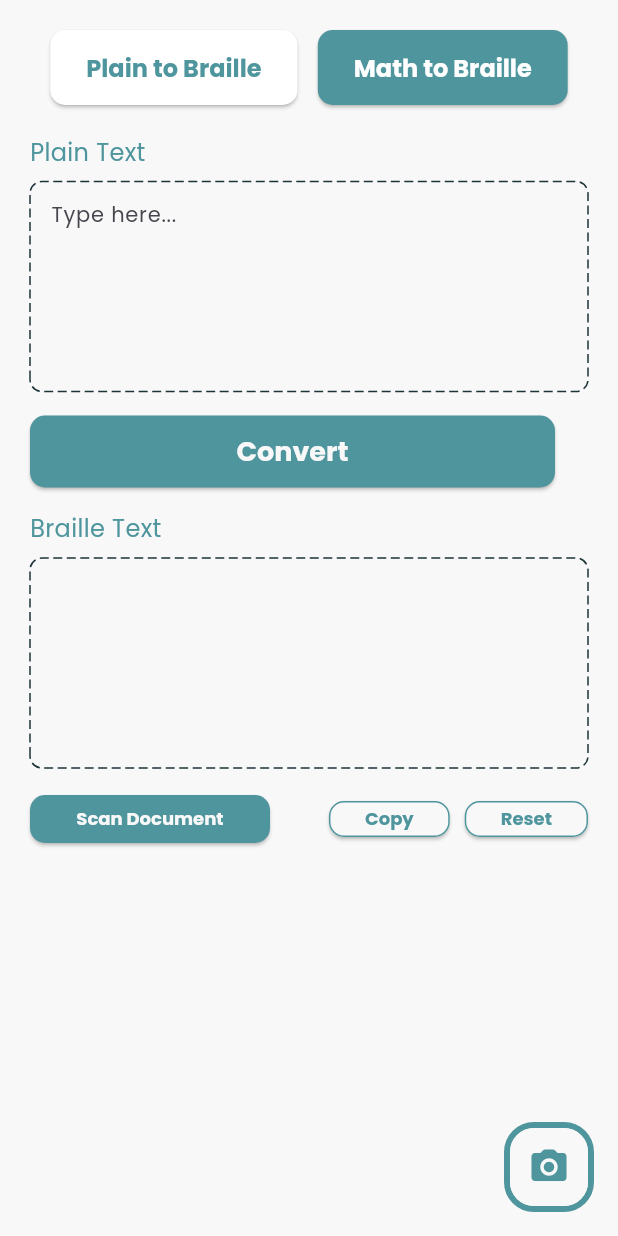
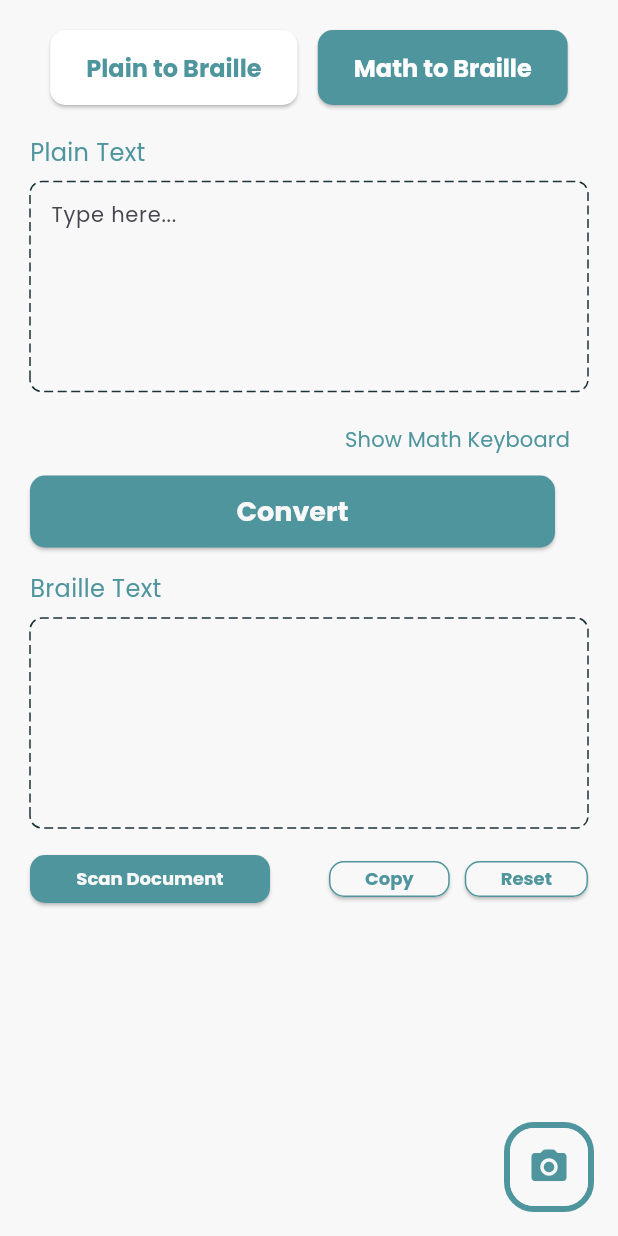
Before and after one commit to AhmadNaufal2525/braille-app, a Flutter app: the screen it shows after launch, after a tap on "Math to Braille", on a phone screen of 412 x 824 dp. Run offline on Flutter 3.47's test engine with Material 3 defaults, Android fonts, the phone set to English and light mode, and no system bars; drawn by our look-alikes of dotted_border; our stand-ins replace camera, file_picker, permission_handler; missing offline and left inert: google_mlkit_text_recognition.

Commit message:
improve converter for math input, add math symbol button

```diff
--- a/lib/ui/screen/home/math_to_braille.dart
+++ b/lib/ui/screen/home/math_to_braille.dart
@@ -18,6 +18,15 @@ class _MathToBrailleState extends State<MathToBraille> {
   final TextEditingController mathTextController = TextEditingController();
   final TextEditingController brailleTextController = TextEditingController();
 
+  bool _showMathKeyboard = false;
+  String _selectedGroup = 'Algebra';
+
+  final Map<String, List<String>> _symbolGroups = {
+    'Algebra': ['+', '-', '×', '÷', '^', '^2', '='],
+    'Geometry': ['√', '∠', '°', 'π'],
+    'Calculus': ['∑', '∫', '∞', '≈', '≠', '≤', '≥'],
+  };
+
   @override
   Widget build(BuildContext context) {
     return Column(
@@ -28,7 +37,69 @@ class _MathToBrailleState extends State<MathToBraille> {
           hintText: 'Type here...',
           controller: mathTextController,
         ),
-        const SizedBox(height: 16),
+        const SizedBox(height: 8),
+
+        Align(
+          alignment: Alignment.centerRight,
+          child: TextButton(
+            onPressed: () {
+              setState(() {
+                _showMathKeyboard = !_showMathKeyboard;
+              });
+            },
+            child: Text(
+              _showMathKeyboard ? 'Hide Math Keyboard' : 'Show Math Keyboard',
+              style: AppTextStyle.mediumGreen,
+            ),
+          ),
+        ),
+
+        if (_showMathKeyboard) ...[
+          const SizedBox(height: 8),
+          SingleChildScrollView(
+            scrollDirection: Axis.horizontal,
+            child: Row(
+              children:
+                  _symbolGroups.keys.map((group) {
+                    final isSelected = _selectedGroup == group;
+                    return Padding(
+                      padding: const EdgeInsets.symmetric(horizontal: 4),
+                      child: BasicButton(
+                        text: group,
+                        height: 28,
+                        width: 90,
+                        textStyle: AppTextStyle.smallGreenBold,
+                        backgroundColor:
+                            isSelected
+                                ? AppColors.primaryColor
+                                : AppColors.whiteColor,
+                        border: BorderSide(
+                          color: AppColors.primaryColor,
+                          width: 1,
+                        ),
+                        onPress: () {
+                          setState(() {
+                            _selectedGroup = group;
+                          });
+                        },
+                      ),
+                    );
+                  }).toList(),
+            ),
+          ),
+          const SizedBox(height: 8),
+          SingleChildScrollView(
+            scrollDirection: Axis.horizontal,
+            child: Row(
+              children:
+                  _symbolGroups[_selectedGroup]!
+                      .map((symbol) => _symbolButton(symbol))
+                      .toList(),
+            ),
+          ),
+          const SizedBox(height: 16),
+        ],
+
         BasicButton(
           text: 'Convert',
           onPress: () {
@@ -43,7 +114,7 @@ class _MathToBrailleState extends State<MathToBraille> {
         const SizedBox(height: 16),
         Label(text: 'Braille Text'),
         DashedTextFormField(controller: brailleTextController),
-        SizedBox(height: 10),
+        const SizedBox(height: 10),
         Row(
           mainAxisAlignment: MainAxisAlignment.spaceBetween,
           children: [
@@ -72,7 +143,7 @@ class _MathToBrailleState extends State<MathToBraille> {
                     );
                   },
                 ),
-                SizedBox(width: 10),
+                const SizedBox(width: 10),
                 BasicButton(
                   text: 'Reset',
                   backgroundColor: AppColors.whiteColor,
@@ -92,4 +163,31 @@ class _MathToBrailleState extends State<MathToBraille> {
       ],
     );
   }
+
+  Widget _symbolButton(String symbol) {
+    return Padding(
+      padding: const EdgeInsets.symmetric(horizontal: 4),
+      child: BasicButton(
+        text: symbol,
+        height: 32,
+        width: 40,
+        textStyle: AppTextStyle.smallGreenBold,
+        backgroundColor: AppColors.whiteColor,
+        border: BorderSide(color: AppColors.primaryColor, width: 1),
+        onPress: () {
+          final text = mathTextController.text;
+          final selection = mathTextController.selection;
+          final newText = text.replaceRange(
+            selection.start,
+            selection.end,
+            symbol,
+          );
+          mathTextController.text = newText;
+          mathTextController.selection = TextSelection.collapsed(
+            offset: selection.start + symbol.length,
+          );
+        },
+      ),
+    );
+  }
 }
```
Also changed, not shown: lib/ui/screen/home/converter.dart (+9 -2 lines).
